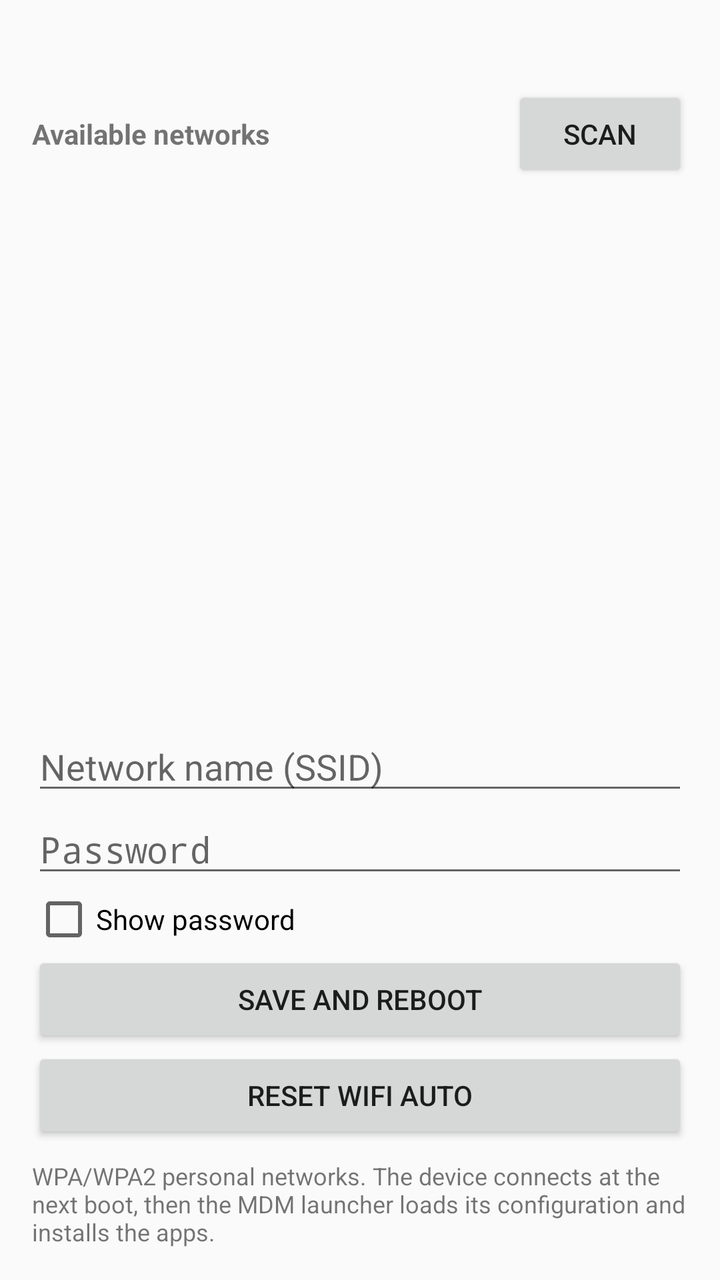
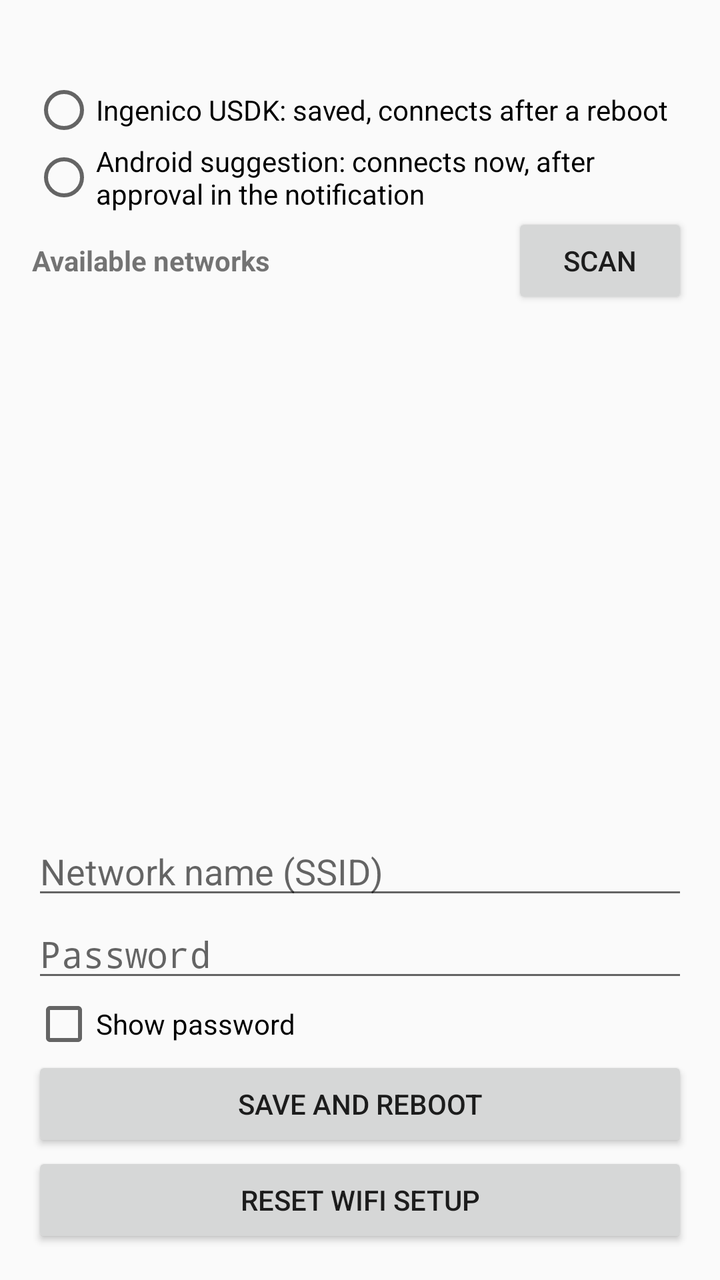

The first picture is an Android layout as it rendered before a commit; the second is the same layout after the commit. The layout source and the unified diff follow.
<!-- AndroidManifest.xml: application theme Theme.AppCompat.DayNight -->
<!-- res/layout/activity_wifi.xml -->
<?xml version="1.0" encoding="utf-8"?>
<LinearLayout xmlns:android="http://schemas.android.com/apk/res/android"
    android:layout_width="match_parent"
    android:layout_height="match_parent"
    android:orientation="vertical"
    android:padding="16dp">

    <TextView
        android:id="@+id/wifiStatus"
        android:layout_width="match_parent"
        android:layout_height="wrap_content"
        android:paddingBottom="8dp" />

    <LinearLayout
        android:layout_width="match_parent"
        android:layout_height="wrap_content"
        android:gravity="center_vertical"
        android:orientation="horizontal">

        <TextView
            android:id="@+id/wifiScanStatus"
            android:layout_width="0dp"
            android:layout_height="wrap_content"
            android:layout_weight="1"
            android:text="Available networks"
            android:textStyle="bold" />

        <Button
            android:id="@+id/wifiScanButton"
            android:layout_width="wrap_content"
            android:layout_height="wrap_content"
            android:text="Scan" />
    </LinearLayout>

    
    <ListView
        android:id="@+id/wifiList"
        android:layout_width="match_parent"
        android:layout_height="0dp"
        android:layout_weight="1"
        android:choiceMode="singleChoice" />

    <EditText
        android:id="@+id/wifiSsid"
        android:layout_width="match_parent"
        android:layout_height="wrap_content"
        android:hint="Network name (SSID)"
        android:inputType="text|textNoSuggestions"
        android:importantForAutofill="no" />

    <EditText
        android:id="@+id/wifiPassword"
        android:layout_width="match_parent"
        android:layout_height="wrap_content"
        android:hint="Password"
        android:inputType="textPassword"
        android:importantForAutofill="no" />

    <CheckBox
        android:id="@+id/wifiShowPassword"
        android:layout_width="match_parent"
        android:layout_height="wrap_content"
        android:text="Show password" />

    <Button
        android:id="@+id/wifiSaveButton"
        android:layout_width="match_parent"
        android:layout_height="wrap_content"
        android:text="Save and reboot" />

    
    <Button
        android:id="@+id/wifiResetButton"
        android:layout_width="match_parent"
        android:layout_height="wrap_content"
        android:text="Reset WiFi auto" />

    <ProgressBar
        android:id="@+id/wifiProgress"
        style="?android:attr/progressBarStyleHorizontal"
        android:layout_width="match_parent"
        android:layout_height="wrap_content"
        android:indeterminate="true"
        android:visibility="gone" />

    <TextView
        android:layout_width="match_parent"
        android:layout_height="wrap_content"
        android:paddingTop="8dp"
        android:textSize="12sp"
        android:text="WPA/WPA2 personal networks. The device connects at the next boot, then the MDM launcher loads its configuration and installs the apps." />

</LinearLayout>
<!-- resources referenced by this layout -->
<resources>

</resources>

<!-- the commit's change to res/layout/activity_wifi.xml (unified diff, before → after) -->
@@ -9,7 +9,50 @@
         android:id="@+id/wifiStatus"
         android:layout_width="match_parent"
         android:layout_height="wrap_content"
-        android:paddingBottom="8dp" />
+        android:paddingBottom="4dp" />
+
+    
+    <LinearLayout
+        android:id="@+id/wifiConnectedPanel"
+        android:layout_width="match_parent"
+        android:layout_height="wrap_content"
+        android:orientation="horizontal"
+        android:visibility="gone">
+
+        <Button
+            android:id="@+id/wifiSyncButton"
+            android:layout_width="0dp"
+            android:layout_height="wrap_content"
+            android:layout_weight="1"
+            android:text="Sync configuration" />
+
+        <Button
+            android:id="@+id/wifiRebootButton"
+            android:layout_width="0dp"
+            android:layout_height="wrap_content"
+            android:layout_weight="1"
+            android:text="Reboot" />
+    </LinearLayout>
+
+    
+    <RadioGroup
+        android:id="@+id/wifiMode"
+        android:layout_width="match_parent"
+        android:layout_height="wrap_content"
+        android:orientation="vertical">
+
+        <RadioButton
+            android:id="@+id/wifiModeUsdk"
+            android:layout_width="match_parent"
+            android:layout_height="wrap_content"
+            android:text="Ingenico USDK: saved, connects after a reboot" />
+
+        <RadioButton
+            android:id="@+id/wifiModeSuggestion"
+            android:layout_width="match_parent"
+            android:layout_height="wrap_content"
+            android:text="Android suggestion: connects now, after approval in the notification" />
+    </RadioGroup>
 
     <LinearLayout
         android:layout_width="match_parent"
@@ -73,7 +116,7 @@
         android:id="@+id/wifiResetButton"
         android:layout_width="match_parent"
         android:layout_height="wrap_content"
-        android:text="Reset WiFi auto" />
+        android:text="Reset WiFi setup" />
 
     <ProgressBar
         android:id="@+id/wifiProgress"
@@ -83,11 +126,4 @@
         android:indeterminate="true"
         android:visibility="gone" />
 
-    <TextView
-        android:layout_width="match_parent"
-        android:layout_height="wrap_content"
-        android:paddingTop="8dp"
-        android:textSize="12sp"
-        android:text="WPA/WPA2 personal networks. The device connects at the next boot, then the MDM launcher loads its configuration and installs the apps." />
-
 </LinearLayout>
